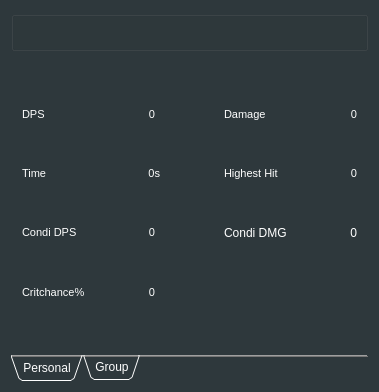
This is mainwindow.ui in Tyrox92/Gw2SPECS as Qt 5 draws it before an edit. The edited form follows.
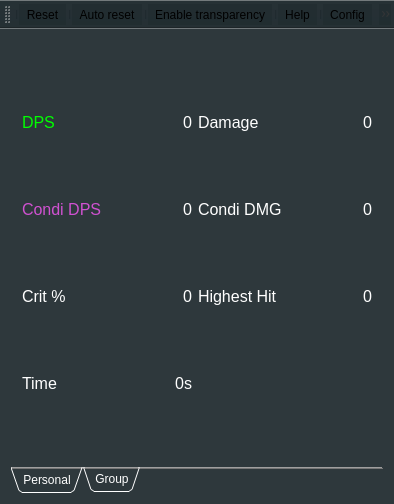
This is the edited form. The open tabs and pages were chosen to show the change. Icons and pictures are not drawn.

```diff
--- a/mainwindow.ui
+++ b/mainwindow.ui
@@ -9,8 +9,8 @@
    <rect>
     <x>0</x>
     <y>0</y>
-    <width>379</width>
-    <height>392</height>
+    <width>394</width>
+    <height>504</height>
    </rect>
   </property>
   <property name="sizePolicy">
@@ -265,162 +265,6 @@
    </property>
    <layout class="QGridLayout" name="gridLayout_3">
     <item row="0" column="0">
-     <widget class="QGroupBox" name="groupBox">
-      <property name="sizePolicy">
-       <sizepolicy hsizetype="Expanding" vsizetype="Expanding">
-        <horstretch>0</horstretch>
-        <verstretch>0</verstretch>
-       </sizepolicy>
-      </property>
-      <property name="minimumSize">
-       <size>
-        <width>0</width>
-        <height>0</height>
-       </size>
-      </property>
-      <property name="maximumSize">
-       <size>
-        <width>16777215</width>
-        <height>40</height>
-       </size>
-      </property>
-      <property name="styleSheet">
-       <string notr="true">background-color: rgba(255, 255, 255, 0%);</string>
-      </property>
-      <property name="title">
-       <string/>
-      </property>
-      <property name="flat">
-       <bool>true</bool>
-      </property>
-      <layout class="QGridLayout" name="gridLayout_4">
-       <item row="0" column="3">
-        <widget class="QPushButton" name="btnHelp">
-         <property name="text">
-          <string/>
-         </property>
-         <property name="icon">
-          <iconset>
-           <normalon>:/Help.png</normalon>
-          </iconset>
-         </property>
-         <property name="flat">
-          <bool>true</bool>
-         </property>
-        </widget>
-       </item>
-       <item row="0" column="5">
-        <widget class="QPushButton" name="btnClose">
-         <property name="text">
-          <string/>
-         </property>
-         <property name="icon">
-          <iconset>
-           <normalon>:/Exit.png</normalon>
-          </iconset>
-         </property>
-         <property name="flat">
-          <bool>true</bool>
-         </property>
-        </widget>
-       </item>
-       <item row="0" column="4">
-        <widget class="QPushButton" name="btnConfig">
-         <property name="text">
-          <string/>
-         </property>
-         <property name="icon">
-          <iconset>
-           <normalon>:/Config.png</normalon>
-          </iconset>
-         </property>
-         <property name="flat">
-          <bool>true</bool>
-         </property>
-        </widget>
-       </item>
-       <item row="0" column="2">
-        <widget class="QPushButton" name="btnTransparency">
-         <property name="text">
-          <string/>
-         </property>
-         <property name="icon">
-          <iconset resource="Icons/Icons.qrc">
-           <normaloff>:/Transparency.png</normaloff>:/Transparency.png</iconset>
-         </property>
-         <property name="checkable">
-          <bool>true</bool>
-         </property>
-         <property name="flat">
-          <bool>true</bool>
-         </property>
-        </widget>
-       </item>
-       <item row="0" column="1">
-        <widget class="QPushButton" name="btnAutoReset">
-         <property name="styleSheet">
-          <string notr="true">background-color: rgba(32, 43, 47, 0%);</string>
-         </property>
-         <property name="text">
-          <string/>
-         </property>
-         <property name="icon">
-          <iconset resource="Icons/Icons.qrc">
-           <normaloff>:/Auto_Reset.png</normaloff>
-           <normalon>:/Auto_Reset_Active.png</normalon>:/Auto_Reset.png</iconset>
-         </property>
-         <property name="checkable">
-          <bool>true</bool>
-         </property>
-         <property name="flat">
-          <bool>true</bool>
-         </property>
-        </widget>
-       </item>
-       <item row="0" column="0">
-        <widget class="QPushButton" name="btnReset">
-         <property name="styleSheet">
-          <string notr="true">background-color: rgba(32, 43, 47, 0%);
-
-QPushButton#btnReset:pressed {
-    background-color: rgb(224, 0, 0);
-    border-style: inset;
-}</string>
-         </property>
-         <property name="text">
-          <string/>
-         </property>
-         <property name="icon">
-          <iconset>
-           <normalon>:/Reset.png</normalon>
-           <activeoff>:/Reset.png</activeoff>
-           <activeon>:/Reset.png</activeon>
-          </iconset>
-         </property>
-         <property name="checkable">
-          <bool>false</bool>
-         </property>
-         <property name="autoRepeat">
-          <bool>false</bool>
-         </property>
-         <property name="autoExclusive">
-          <bool>false</bool>
-         </property>
-         <property name="autoDefault">
-          <bool>false</bool>
-         </property>
-         <property name="default">
-          <bool>false</bool>
-         </property>
-         <property name="flat">
-          <bool>true</bool>
-         </property>
-        </widget>
-       </item>
-      </layout>
-     </widget>
-    </item>
-    <item row="1" column="0">
      <widget class="QTabWidget" name="tabWidget">
       <property name="sizePolicy">
        <sizepolicy hsizetype="Expanding" vsizetype="Expanding">
@@ -475,7 +319,7 @@
        <enum>Qt::ElideNone</enum>
       </property>
       <property name="usesScrollButtons">
-       <bool>true</bool>
+       <bool>false</bool>
       </property>
       <property name="documentMode">
        <bool>true</bool>
@@ -499,8 +343,8 @@
         <string>Personal</string>
        </attribute>
        <layout class="QGridLayout" name="gridLayout_2">
-        <item row="2" column="1">
-         <widget class="QLabel" name="labelTime">
+        <item row="0" column="0">
+         <widget class="QLabel" name="labelDps">
           <property name="sizePolicy">
            <sizepolicy hsizetype="Fixed" vsizetype="Fixed">
             <horstretch>0</horstretch>
@@ -509,56 +353,59 @@
           </property>
           <property name="font">
            <font>
-            <pointsize>8</pointsize>
+            <family>MS Shell Dlg 2</family>
+            <pointsize>12</pointsize>
             <weight>50</weight>
+            <italic>false</italic>
             <bold>false</bold>
+            <underline>false</underline>
            </font>
           </property>
           <property name="styleSheet">
-           <string notr="true">color: rgb(255, 255, 255);</string>
+           <string notr="true">color: rgb(0, 255, 0);</string>
           </property>
           <property name="text">
-           <string>Time</string>
+           <string>DPS</string>
           </property>
           <property name="alignment">
            <set>Qt::AlignLeading|Qt::AlignLeft|Qt::AlignVCenter</set>
           </property>
          </widget>
         </item>
+        <item row="0" column="1">
+         <widget class="QLabel" name="labelDpsValue">
+          <property name="sizePolicy">
+           <sizepolicy hsizetype="Expanding" vsizetype="Fixed">
+            <horstretch>0</horstretch>
+            <verstretch>0</verstretch>
+           </sizepolicy>
+          </property>
+          <property name="font">
+           <font>
+            <family>MS Shell Dlg 2</family>
+            <pointsize>12</pointsize>
+            <weight>50</weight>
+            <italic>false</italic>
+            <bold>false</bold>
+            <underline>false</underline>
+           </font>
+          </property>
+          <property name="layoutDirection">
+           <enum>Qt::LeftToRight</enum>
+          </property>
+          <property name="styleSheet">
+           <string notr="true"/>
+          </property>
+          <property name="text">
+           <string>0</string>
+          </property>
+          <property name="alignment">
+           <set>Qt::AlignRight|Qt::AlignTrailing|Qt::AlignVCenter</set>
+          </property>
+         </widget>
+        </item>
         <item row="0" column="2">
-         <spacer name="horizontalSpacer">
-          <property name="orientation">
-           <enum>Qt::Horizontal</enum>
-          </property>
-          <property name="sizeType">
-           <enum>QSizePolicy::Expanding</enum>
-          </property>
-          <property name="sizeHint" stdset="0">
-           <size>
-            <width>20</width>
-            <height>13</height>
-           </size>
-          </property>
-         </spacer>
-        </item>
-        <item row="0" column="6">
-         <spacer name="horizontalSpacer_3">
-          <property name="orientation">
-           <enum>Qt::Horizontal</enum>
-          </property>
-          <property name="sizeType">
-           <enum>QSizePolicy::Expanding</enum>
-          </property>
-          <property name="sizeHint" stdset="0">
-           <size>
-            <width>55</width>
-            <height>13</height>
-           </size>
-          </property>
-         </spacer>
-        </item>
-        <item row="2" column="7">
-         <widget class="QLabel" name="labelMaxDmgValue">
+         <widget class="QLabel" name="labelDmg">
           <property name="sizePolicy">
            <sizepolicy hsizetype="Fixed" vsizetype="Fixed">
             <horstretch>0</horstretch>
@@ -567,35 +414,66 @@
           </property>
           <property name="font">
            <font>
-            <pointsize>8</pointsize>
+            <family>MS Shell Dlg 2</family>
+            <pointsize>12</pointsize>
             <weight>50</weight>
+            <italic>false</italic>
             <bold>false</bold>
-            <kerning>true</kerning>
+            <underline>false</underline>
            </font>
           </property>
-          <property name="layoutDirection">
-           <enum>Qt::LeftToRight</enum>
+          <property name="autoFillBackground">
+           <bool>false</bool>
           </property>
           <property name="styleSheet">
            <string notr="true">color: rgb(255, 255, 255);</string>
           </property>
           <property name="text">
-           <string>0</string>
-          </property>
-          <property name="textFormat">
-           <enum>Qt::AutoText</enum>
-          </property>
-          <property name="scaledContents">
-           <bool>false</bool>
+           <string>Damage</string>
           </property>
           <property name="alignment">
-           <set>Qt::AlignRight|Qt::AlignTrailing|Qt::AlignVCenter</set>
+           <set>Qt::AlignLeading|Qt::AlignLeft|Qt::AlignVCenter</set>
           </property>
          </widget>
         </item>
-        <item row="0" column="7">
+        <item row="0" column="3">
          <widget class="QLabel" name="labelDmgValue">
           <property name="sizePolicy">
+           <sizepolicy hsizetype="Expanding" vsizetype="Fixed">
+            <horstretch>0</horstretch>
+            <verstretch>0</verstretch>
+           </sizepolicy>
+          </property>
+          <property name="font">
+           <font>
+            <family>MS Shell Dlg 2</family>
+            <pointsize>12</pointsize>
+            <weight>50</weight>
+            <italic>false</italic>
+            <bold>false</bold>
+            <underline>false</underline>
+           </font>
+          </property>
+          <property name="layoutDirection">
+           <enum>Qt::LeftToRight</enum>
+          </property>
+          <property name="styleSheet">
+           <string notr="true">color: rgb(255, 255, 255);</string>
+          </property>
+          <property name="text">
+           <string>0</string>
+          </property>
+          <property name="scaledContents">
+           <bool>false</bool>
+          </property>
+          <property name="alignment">
+           <set>Qt::AlignRight|Qt::AlignTrailing|Qt::AlignVCenter</set>
+          </property>
+         </widget>
+        </item>
+        <item row="1" column="0">
+         <widget class="QLabel" name="labelMaxDmg_3">
+          <property name="sizePolicy">
            <sizepolicy hsizetype="Fixed" vsizetype="Fixed">
             <horstretch>0</horstretch>
             <verstretch>0</verstretch>
@@ -603,12 +481,50 @@
           </property>
           <property name="font">
            <font>
-            <pointsize>8</pointsize>
+            <family>MS Shell Dlg 2</family>
+            <pointsize>12</pointsize>
             <weight>50</weight>
+            <italic>false</italic>
             <bold>false</bold>
+            <underline>false</underline>
            </font>
           </property>
+          <property name="autoFillBackground">
+           <bool>false</bool>
+          </property>
           <property name="styleSheet">
+           <string notr="true">color: rgb(208,81,209);</string>
+          </property>
+          <property name="text">
+           <string>Condi DPS</string>
+          </property>
+          <property name="alignment">
+           <set>Qt::AlignLeading|Qt::AlignLeft|Qt::AlignVCenter</set>
+          </property>
+         </widget>
+        </item>
+        <item row="1" column="1">
+         <widget class="QLabel" name="condiDPS">
+          <property name="sizePolicy">
+           <sizepolicy hsizetype="Expanding" vsizetype="Fixed">
+            <horstretch>0</horstretch>
+            <verstretch>0</verstretch>
+           </sizepolicy>
+          </property>
+          <property name="font">
+           <font>
+            <family>MS Shell Dlg 2</family>
+            <pointsize>12</pointsize>
+            <weight>50</weight>
+            <italic>false</italic>
+            <bold>false</bold>
+            <underline>false</underline>
+           </font>
+          </property>
+          <property name="layoutDirection">
+           <enum>Qt::LeftToRight</enum>
+          </property>
+          <property name="styleSheet">
            <string notr="true">color: rgb(255, 255, 255);</string>
           </property>
           <property name="text">
@@ -619,7 +535,126 @@
           </property>
          </widget>
         </item>
-        <item row="2" column="5">
+        <item row="1" column="2">
+         <widget class="QLabel" name="label_16">
+          <property name="sizePolicy">
+           <sizepolicy hsizetype="Fixed" vsizetype="Fixed">
+            <horstretch>0</horstretch>
+            <verstretch>0</verstretch>
+           </sizepolicy>
+          </property>
+          <property name="font">
+           <font>
+            <family>MS Shell Dlg 2</family>
+            <pointsize>12</pointsize>
+            <weight>50</weight>
+            <italic>false</italic>
+            <bold>false</bold>
+            <underline>false</underline>
+           </font>
+          </property>
+          <property name="styleSheet">
+           <string>color: rgb(255, 255, 255);</string>
+          </property>
+          <property name="text">
+           <string>Condi DMG</string>
+          </property>
+         </widget>
+        </item>
+        <item row="1" column="3">
+         <widget class="QLabel" name="labelCondiDMGValue">
+          <property name="sizePolicy">
+           <sizepolicy hsizetype="Expanding" vsizetype="Fixed">
+            <horstretch>0</horstretch>
+            <verstretch>0</verstretch>
+           </sizepolicy>
+          </property>
+          <property name="font">
+           <font>
+            <family>MS Shell Dlg 2</family>
+            <pointsize>12</pointsize>
+            <weight>50</weight>
+            <italic>false</italic>
+            <bold>false</bold>
+            <underline>false</underline>
+           </font>
+          </property>
+          <property name="layoutDirection">
+           <enum>Qt::LeftToRight</enum>
+          </property>
+          <property name="styleSheet">
+           <string>color: rgb(255, 255, 255);</string>
+          </property>
+          <property name="text">
+           <string>0</string>
+          </property>
+          <property name="alignment">
+           <set>Qt::AlignRight|Qt::AlignTrailing|Qt::AlignVCenter</set>
+          </property>
+         </widget>
+        </item>
+        <item row="2" column="0">
+         <widget class="QLabel" name="labelMaxDmg_2">
+          <property name="sizePolicy">
+           <sizepolicy hsizetype="Fixed" vsizetype="Fixed">
+            <horstretch>0</horstretch>
+            <verstretch>0</verstretch>
+           </sizepolicy>
+          </property>
+          <property name="font">
+           <font>
+            <family>MS Shell Dlg 2</family>
+            <pointsize>12</pointsize>
+            <weight>50</weight>
+            <italic>false</italic>
+            <bold>false</bold>
+            <underline>false</underline>
+           </font>
+          </property>
+          <property name="styleSheet">
+           <string notr="true">color: rgb(255, 255, 255);</string>
+          </property>
+          <property name="text">
+           <string>Crit %</string>
+          </property>
+          <property name="alignment">
+           <set>Qt::AlignLeading|Qt::AlignLeft|Qt::AlignVCenter</set>
+          </property>
+         </widget>
+        </item>
+        <item row="2" column="1">
+         <widget class="QLabel" name="critChance">
+          <property name="sizePolicy">
+           <sizepolicy hsizetype="Expanding" vsizetype="Fixed">
+            <horstretch>0</horstretch>
+            <verstretch>0</verstretch>
+           </sizepolicy>
+          </property>
+          <property name="font">
+           <font>
+            <family>MS Shell Dlg 2</family>
+            <pointsize>12</pointsize>
+            <weight>50</weight>
+            <italic>false</italic>
+            <bold>false</bold>
+            <underline>false</underline>
+           </font>
+          </property>
+          <property name="layoutDirection">
+           <enum>Qt::LeftToRight</enum>
+          </property>
+          <property name="styleSheet">
+           <string notr="true">color: rgb(255, 255, 255);</string>
+          </property>
+          <property name="text">
+           <string>0</string>
+          </property>
+          <property name="alignment">
+           <set>Qt::AlignRight|Qt::AlignTrailing|Qt::AlignVCenter</set>
+          </property>
+         </widget>
+        </item>
+        <item row="2" column="2">
          <widget class="QLabel" name="labelMaxDmg">
           <property name="sizePolicy">
            <sizepolicy hsizetype="Fixed" vsizetype="Fixed">
@@ -629,9 +664,12 @@
           </property>
           <property name="font">
            <font>
-            <pointsize>8</pointsize>
+            <family>MS Shell Dlg 2</family>
+            <pointsize>12</pointsize>
             <weight>50</weight>
+            <italic>false</italic>
             <bold>false</bold>
+            <underline>false</underline>
            </font>
           </property>
           <property name="styleSheet">
@@ -645,46 +683,89 @@
           </property>
          </widget>
         </item>
-        <item row="5" column="1">
-         <widget class="QLabel" name="labelMaxDmg_2">
-          <property name="sizePolicy">
-           <sizepolicy hsizetype="Fixed" vsizetype="Fixed">
-            <horstretch>0</horstretch>
-            <verstretch>0</verstretch>
-           </sizepolicy>
-          </property>
-          <property name="font">
-           <font>
-            <pointsize>8</pointsize>
-            <weight>50</weight>
-            <bold>false</bold>
-           </font>
-          </property>
-          <property name="styleSheet">
-           <string notr="true">color: rgb(255, 255, 255);</string>
-          </property>
-          <property name="text">
-           <string>Critchance%</string>
-          </property>
-          <property name="alignment">
-           <set>Qt::AlignLeading|Qt::AlignLeft|Qt::AlignVCenter</set>
-          </property>
-         </widget>
-        </item>
         <item row="2" column="3">
+         <widget class="QLabel" name="labelMaxDmgValue">
+          <property name="sizePolicy">
+           <sizepolicy hsizetype="Expanding" vsizetype="Fixed">
+            <horstretch>0</horstretch>
+            <verstretch>0</verstretch>
+           </sizepolicy>
+          </property>
+          <property name="font">
+           <font>
+            <family>MS Shell Dlg 2</family>
+            <pointsize>12</pointsize>
+            <weight>50</weight>
+            <italic>false</italic>
+            <bold>false</bold>
+            <underline>false</underline>
+           </font>
+          </property>
+          <property name="layoutDirection">
+           <enum>Qt::LeftToRight</enum>
+          </property>
+          <property name="styleSheet">
+           <string notr="true">color: rgb(255, 255, 255);</string>
+          </property>
+          <property name="text">
+           <string>0</string>
+          </property>
+          <property name="textFormat">
+           <enum>Qt::AutoText</enum>
+          </property>
+          <property name="scaledContents">
+           <bool>false</bool>
+          </property>
+          <property name="alignment">
+           <set>Qt::AlignRight|Qt::AlignTrailing|Qt::AlignVCenter</set>
+          </property>
+         </widget>
+        </item>
+        <item row="3" column="0">
+         <widget class="QLabel" name="labelTime">
+          <property name="sizePolicy">
+           <sizepolicy hsizetype="Fixed" vsizetype="Fixed">
+            <horstretch>0</horstretch>
+            <verstretch>0</verstretch>
+           </sizepolicy>
+          </property>
+          <property name="font">
+           <font>
+            <family>MS Shell Dlg 2</family>
+            <pointsize>12</pointsize>
+            <weight>50</weight>
+            <italic>false</italic>
+            <bold>false</bold>
+            <underline>false</underline>
+           </font>
+          </property>
+          <property name="styleSheet">
+           <string notr="true">color: rgb(255, 255, 255);</string>
+          </property>
+          <property name="text">
+           <string>Time</string>
+          </property>
+          <property name="alignment">
+           <set>Qt::AlignLeading|Qt::AlignLeft|Qt::AlignVCenter</set>
+          </property>
+         </widget>
+        </item>
+        <item row="3" column="1">
          <widget class="QLabel" name="labelTimeValue">
           <property name="sizePolicy">
-           <sizepolicy hsizetype="Fixed" vsizetype="Fixed">
+           <sizepolicy hsizetype="Expanding" vsizetype="Fixed">
             <horstretch>0</horstretch>
             <verstretch>0</verstretch>
            </sizepolicy>
           </property>
           <property name="font">
            <font>
-            <pointsize>8</pointsize>
+            <family>MS Shell Dlg 2</family>
+            <pointsize>12</pointsize>
             <weight>50</weight>
+            <italic>false</italic>
             <bold>false</bold>
-            <kerning>true</kerning>
+            <underline>false</underline>
            </font>
           </property>
           <property name="layoutDirection">
@@ -707,182 +788,7 @@
           </property>
          </widget>
         </item>
-        <item row="5" column="3">
-         <widget class="QLabel" name="critChance">
-          <property name="sizePolicy">
-           <sizepolicy hsizetype="Fixed" vsizetype="Fixed">
-            <horstretch>0</horstretch>
-            <verstretch>0</verstretch>
-           </sizepolicy>
-          </property>
-          <property name="font">
-           <font>
-            <pointsize>8</pointsize>
-            <weight>50</weight>
-            <bold>false</bold>
-           </font>
-          </property>
-          <property name="styleSheet">
-           <string notr="true">color: rgb(255, 255, 255);</string>
-          </property>
-          <property name="text">
-           <string>0</string>
-          </property>
-          <property name="alignment">
-           <set>Qt::AlignRight|Qt::AlignTrailing|Qt::AlignVCenter</set>
-          </property>
-         </widget>
-        </item>
-        <item row="0" column="3">
-         <widget class="QLabel" name="labelDpsValue">
-          <property name="sizePolicy">
-           <sizepolicy hsizetype="Fixed" vsizetype="Fixed">
-            <horstretch>0</horstretch>
-            <verstretch>0</verstretch>
-           </sizepolicy>
-          </property>
-          <property name="font">
-           <font>
-            <pointsize>8</pointsize>
-            <weight>50</weight>
-            <bold>false</bold>
-           </font>
-          </property>
-          <property name="styleSheet">
-           <string notr="true">color: rgb(255, 255, 255);</string>
-          </property>
-          <property name="text">
-           <string>0</string>
-          </property>
-          <property name="alignment">
-           <set>Qt::AlignRight|Qt::AlignTrailing|Qt::AlignVCenter</set>
-          </property>
-         </widget>
-        </item>
-        <item row="0" column="5">
-         <widget class="QLabel" name="labelDmg">
-          <property name="sizePolicy">
-           <sizepolicy hsizetype="Fixed" vsizetype="Fixed">
-            <horstretch>0</horstretch>
-            <verstretch>0</verstretch>
-           </sizepolicy>
-          </property>
-          <property name="font">
-           <font>
-            <pointsize>8</pointsize>
-            <weight>50</weight>
-            <bold>false</bold>
-           </font>
-          </property>
-          <property name="autoFillBackground">
-           <bool>false</bool>
-          </property>
-          <property name="styleSheet">
-           <string notr="true">color: rgb(255, 255, 255);</string>
-          </property>
-          <property name="text">
-           <string>Damage</string>
-          </property>
-          <property name="alignment">
-           <set>Qt::AlignLeading|Qt::AlignLeft|Qt::AlignVCenter</set>
-          </property>
-         </widget>
-        </item>
-        <item row="0" column="1">
-         <widget class="QLabel" name="labelDps">
-          <property name="sizePolicy">
-           <sizepolicy hsizetype="Fixed" vsizetype="Fixed">
-            <horstretch>0</horstretch>
-            <verstretch>0</verstretch>
-           </sizepolicy>
-          </property>
-          <property name="font">
-           <font>
-            <pointsize>8</pointsize>
-            <weight>50</weight>
-            <bold>false</bold>
-           </font>
-          </property>
-          <property name="styleSheet">
-           <string notr="true">color: rgb(255, 255, 255);</string>
-          </property>
-          <property name="text">
-           <string>DPS</string>
-          </property>
-          <property name="alignment">
-           <set>Qt::AlignLeading|Qt::AlignLeft|Qt::AlignVCenter</set>
-          </property>
-         </widget>
-        </item>
-        <item row="0" column="4">
-         <spacer name="horizontalSpacer_2">
-          <property name="orientation">
-           <enum>Qt::Horizontal</enum>
-          </property>
-          <property name="sizeType">
-           <enum>QSizePolicy::Expanding</enum>
-          </property>
-          <property name="sizeHint" stdset="0">
-           <size>
-            <width>20</width>
-            <height>13</height>
-           </size>
-          </property>
-         </spacer>
-        </item>
-        <item row="3" column="1">
-         <widget class="QLabel" name="labelMaxDmg_3">
-          <property name="sizePolicy">
-           <sizepolicy hsizetype="Fixed" vsizetype="Fixed">
-            <horstretch>0</horstretch>
-            <verstretch>0</verstretch>
-           </sizepolicy>
-          </property>
-          <property name="font">
-           <font>
-            <pointsize>8</pointsize>
-            <weight>50</weight>
-            <bold>false</bold>
-           </font>
-          </property>
-          <property name="styleSheet">
-           <string notr="true">color: rgb(255, 255, 255);</string>
-          </property>
-          <property name="text">
-           <string>Condi DPS</string>
-          </property>
-          <property name="alignment">
-           <set>Qt::AlignLeading|Qt::AlignLeft|Qt::AlignVCenter</set>
-          </property>
-         </widget>
-        </item>
-        <item row="3" column="3">
-         <widget class="QLabel" name="condiDPS">
-          <property name="sizePolicy">
-           <sizepolicy hsizetype="Fixed" vsizetype="Fixed">
-            <horstretch>0</horstretch>
-            <verstretch>0</verstretch>
-           </sizepolicy>
-          </property>
-          <property name="font">
-           <font>
-            <pointsize>8</pointsize>
-            <weight>50</weight>
-            <bold>false</bold>
-           </font>
-          </property>
-          <property name="styleSheet">
-           <string notr="true">color: rgb(255, 255, 255);</string>
-          </property>
-          <property name="text">
-           <string>0</string>
-          </property>
-          <property name="alignment">
-           <set>Qt::AlignRight|Qt::AlignTrailing|Qt::AlignVCenter</set>
-          </property>
-         </widget>
-        </item>
-        <item row="5" column="5">
+        <item row="3" column="2">
          <widget class="QLabel" name="labelInfo">
           <property name="sizePolicy">
            <sizepolicy hsizetype="Expanding" vsizetype="Preferred">
@@ -930,23 +836,6 @@
           </property>
          </widget>
         </item>
-        <item row="3" column="5">
-         <widget class="QLabel" name="label_16">
-          <property name="text">
-           <string>Condi DMG</string>
-          </property>
-         </widget>
-        </item>
-        <item row="3" column="7">
-         <widget class="QLabel" name="labelCondiDMGValue">
-          <property name="text">
-           <string>0</string>
-          </property>
-          <property name="alignment">
-           <set>Qt::AlignRight|Qt::AlignTrailing|Qt::AlignVCenter</set>
-          </property>
-         </widget>
-        </item>
        </layout>
        <zorder>labelDps</zorder>
        <zorder>labelDpsValue</zorder>
@@ -3101,10 +2990,54 @@
     </item>
    </layout>
   </widget>
+  <widget class="QToolBar" name="toolBar">
+   <property name="sizePolicy">
+    <sizepolicy hsizetype="Expanding" vsizetype="Expanding">
+     <horstretch>0</horstretch>
+     <verstretch>0</verstretch>
+    </sizepolicy>
+   </property>
+   <property name="windowTitle">
+    <string>toolBar</string>
+   </property>
+   <property name="autoFillBackground">
+    <bool>false</bool>
+   </property>
+   <property name="styleSheet">
+    <string notr="true"/>
+   </property>
+   <property name="iconSize">
+    <size>
+     <width>20</width>
+     <height>20</height>
+    </size>
+   </property>
+   <attribute name="toolBarArea">
+    <enum>TopToolBarArea</enum>
+   </attribute>
+   <attribute name="toolBarBreak">
+    <bool>false</bool>
+   </attribute>
+   <addaction name="separator"/>
+   <addaction name="actionReset"/>
+   <addaction name="separator"/>
+   <addaction name="actionAutoReset"/>
+   <addaction name="separator"/>
+   <addaction name="actionEnableTransparency"/>
+   <addaction name="separator"/>
+   <addaction name="actionHelp"/>
+   <addaction name="separator"/>
+   <addaction name="actionConfig"/>
+   <addaction name="separator"/>
+   <addaction name="actionClose"/>
+  </widget>
   <action name="actionAutoReset">
    <property name="checkable">
     <bool>true</bool>
    </property>
+   <property name="enabled">
+    <bool>true</bool>
+   </property>
    <property name="icon">
     <iconset resource="Icons/Icons.qrc">
      <normaloff>:/Auto_Reset.png</normaloff>
```
Left out of the diff: 197 changed lines with no effect on the pictures.
